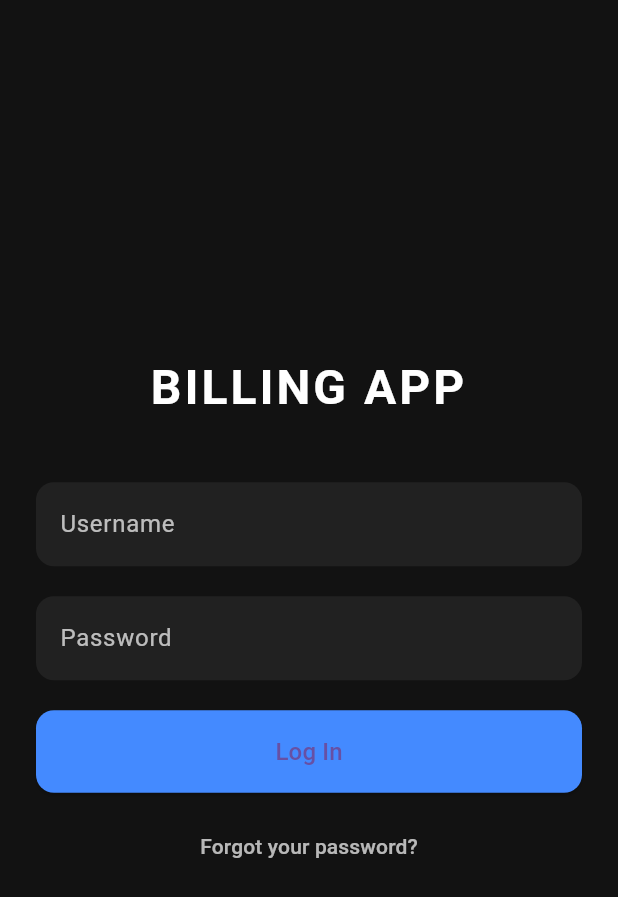
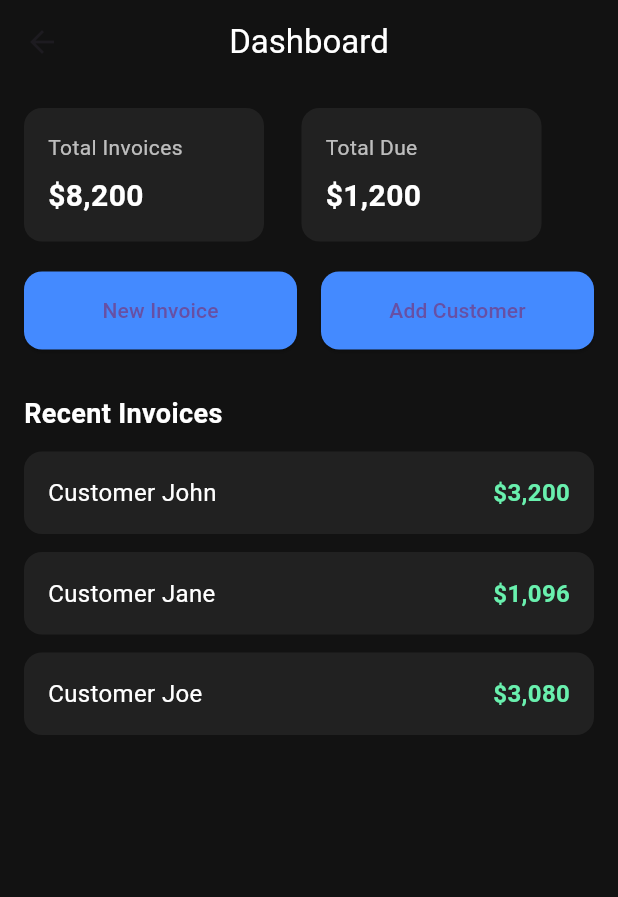
Before and after one commit to Afees01/billing_app, a Flutter app: the LoginPage screen opened directly, after a tap on "Log In", on a phone screen of 412 x 824 dp. Shown: the top 897 px of the screen. Run offline on Flutter 3.47's test engine with Material 3 defaults, Android fonts, the phone set to English and light mode, and no system bars.

```diff
--- a/lib/main.dart
+++ b/lib/main.dart
@@ -1,17 +1,29 @@
+import 'package:billing_app/view/CustomerPage/Customerpage.dart';
+import 'package:billing_app/view/CustomerPage/customerlist.dart';
+import 'package:billing_app/view/LoginPage/LoginPage.dart';
+import 'package:billing_app/view/invoicePage/Invoivcepage.dart';
 import 'package:billing_app/view/mainscreen/mainscreen.dart';
 import 'package:flutter/material.dart';
 
 void main() {
-  runApp(MyApp());
+  runApp(const MyApp());
 }
+
 class MyApp extends StatelessWidget {
   const MyApp({super.key});
 
   @override
   Widget build(BuildContext context) {
-    return const MaterialApp(
-      home: Mainscreen()
+    return MaterialApp(
+      debugShowCheckedModeBanner: false,
+      home: const LoginPage(),
+      routes: {
+        '/dashboard': (context) =>  DashboardPage(),
+        '/new-invoice': (context) =>  InvoiceCreationPage(),
+        '/add-customer': (context) => AddCustomerPage(),
+        '/customers': (context) =>  CustomerListPage(),
+
+      },
     );
-
   }
 }
--- a/lib/view/mainscreen/mainscreen.dart
+++ b/lib/view/mainscreen/mainscreen.dart
@@ -1,21 +1,148 @@
 import 'package:flutter/material.dart';
 
-class Mainscreen extends StatelessWidget {
-  const Mainscreen({super.key});
+class DashboardPage extends StatelessWidget {
+  const DashboardPage({super.key});
 
   @override
   Widget build(BuildContext context) {
     return Scaffold(
-      body: Column(
+      backgroundColor: const Color(0xFF121212),
+      appBar: AppBar(
+        backgroundColor: Colors.transparent,
+        elevation: 0,
+        title: const Text(
+          'Dashboard',
+          style: TextStyle(color: Colors.white),
+        ),
+        centerTitle: true,
+      ),
+      body: Padding(
+        padding: const EdgeInsets.all(16.0),
+        child: Column(
+          crossAxisAlignment: CrossAxisAlignment.stretch,
+          children: [
+            Row(
+              children: [
+                _buildSummaryCard('Total Invoices', '\$8,200'),
+                const SizedBox(width: 25),
+                _buildSummaryCard('Total Due', '\$1,200'),
+              ],
+            ),
+            const SizedBox(height: 20),
+            Row(
+              children: [
+                Expanded(
+                  child: ElevatedButton(
+                    onPressed: () {
+                      // Navigate to New Invoice Page
+                      Navigator.pushNamed(context, '/new-invoice');
+                    },
+                    style: ElevatedButton.styleFrom(
+                      backgroundColor: Colors.blueAccent,
+                      padding: const EdgeInsets.symmetric(vertical: 16),
+                      shape: RoundedRectangleBorder(
+                        borderRadius: BorderRadius.circular(12),
+                      ),
+                    ),
+                    child: const Text('New Invoice'),
+                  ),
+                ),
+                const SizedBox(width: 16),
+                Expanded(
+                  child: ElevatedButton(
+                    onPressed: () {
+                      // Navigate to Add Customer Page
+                      Navigator.pushNamed(context, '/add-customer');
+                    },
+                    style: ElevatedButton.styleFrom(
+                      backgroundColor: Colors.blueAccent,
+                      padding: const EdgeInsets.symmetric(vertical: 16),
+                      shape: RoundedRectangleBorder(
+                        borderRadius: BorderRadius.circular(12),
+                      ),
+                    ),
+                    child: const Text('Add Customer'),
+                  ),
+                ),
+              ],
+            ),
+            const SizedBox(height: 30),
+            const Text(
+              'Recent Invoices',
+              style: TextStyle(
+                  color: Colors.white,
+                  fontSize: 18,
+                  fontWeight: FontWeight.bold),
+            ),
+            const SizedBox(height: 12),
+            Expanded(
+              child: ListView(
+                children: [
+                  _buildInvoiceTile('Customer John', '\$3,200'),
+                  _buildInvoiceTile('Customer Jane', '\$1,096'),
+                  _buildInvoiceTile('Customer Joe', '\$3,080'),
+                ],
+              ),
+            )
+          ],
+        ),
+      ),
+    );
+  }
+
+  Widget _buildSummaryCard(String title, String amount) {
+    return Container(
+      padding: const EdgeInsets.all(16),
+      width: 160,
+      decoration: BoxDecoration(
+        color: Colors.grey[900],
+        borderRadius: BorderRadius.circular(12),
+      ),
+      child: Column(
+        crossAxisAlignment: CrossAxisAlignment.start,
         children: [
-          Center(
-            child: Text(
-              'Login Page',
-              style: TextStyle(fontSize: 24, fontWeight: FontWeight.bold),
+          Text(
+            title,
+            style: const TextStyle(color: Colors.white70),
+          ),
+          const SizedBox(height: 8),
+          Text(
+            amount,
+            style: const TextStyle(
+              color: Colors.white,
+              fontSize: 20,
+              fontWeight: FontWeight.bold,
             ),
           ),
         ],
       ),
     );
   }
+
+  Widget _buildInvoiceTile(String customer, String amount) {
+    return Container(
+      margin: const EdgeInsets.only(bottom: 12),
+      padding: const EdgeInsets.all(16),
+      decoration: BoxDecoration(
+        color: Colors.grey[900],
+        borderRadius: BorderRadius.circular(12),
+      ),
+      child: Row(
+        mainAxisAlignment: MainAxisAlignment.spaceBetween,
+        children: [
+          Text(
+            customer,
+            style: const TextStyle(color: Colors.white, fontSize: 16),
+          ),
+          Text(
+            amount,
+            style: const TextStyle(
+                color: Colors.greenAccent,
+                fontSize: 16,
+                fontWeight: FontWeight.bold),
+          ),
+        ],
+      ),
+    );
+  }
 }
```
Also changed, not shown: lib/view/CustomerPage/Customerpage.dart (added, +73 -0 lines), lib/view/CustomerPage/customerlist.dart (added, +61 -0 lines), lib/view/LoginPage/LoginPage.dart (+8 -2 lines), lib/view/invoicePage/Invoivcepage.dart (added, +181 -0 lines).
